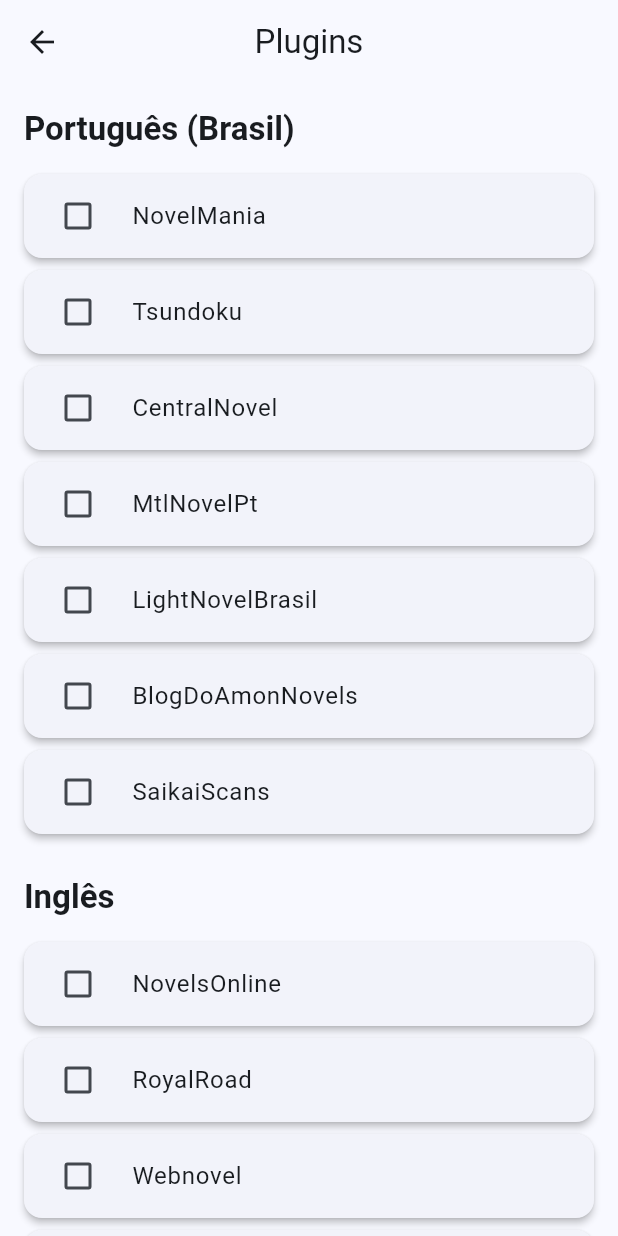
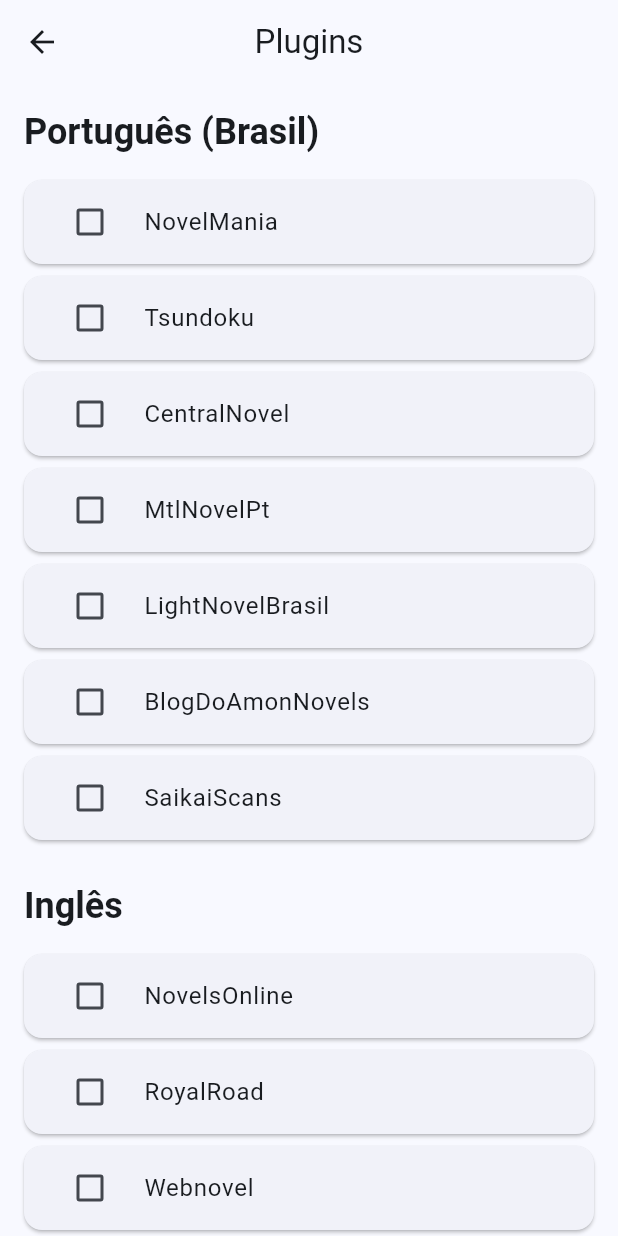
Before and after one commit to Luiz-eduardp/akashic_records, a Flutter app: the PluginsScreen screen opened by its route, on a phone screen of 412 x 824 dp. Run offline on Flutter 3.47's test engine with Material 3 defaults, Android fonts, the phone set to English and light mode, and no system bars; our stand-ins replace cached_network_image, cookie_jar, dio, flutter_colorpicker, flutter_html, flutter_markdown and 5 more; accounts and stored records are empty; network calls fail.

Commit message:
refactor(plugins): improve plugins screen UI
- Added SafeArea widget
- Updated plugin card style
- Improved checkbox styling
- Used theme colors consistently
- Minor text adjustments

```diff
--- a/lib/screens/plugins/plugins_screen.dart
+++ b/lib/screens/plugins/plugins_screen.dart
@@ -38,7 +38,8 @@ class _PluginsScreenState extends State<PluginsScreen> {
 
     return Scaffold(
       appBar: AppBar(title: Text('Plugins'.translate), centerTitle: true),
-      body: SingleChildScrollView(
+      body: SafeArea(
+        child: SingleChildScrollView(
           padding: const EdgeInsets.all(16.0),
           child: Column(
             crossAxisAlignment: CrossAxisAlignment.start,
@@ -71,6 +72,7 @@ class _PluginsScreenState extends State<PluginsScreen> {
             ],
           ),
         ),
+      ),
     );
   }
 
@@ -87,17 +89,27 @@ class _PluginsScreenState extends State<PluginsScreen> {
       children: [
         Text(
           title,
-          style: theme.textTheme.titleLarge?.copyWith(
+          style: theme.textTheme.headlineSmall?.copyWith(
             fontWeight: FontWeight.bold,
+            color: theme.colorScheme.onSurface,
           ),
         ),
         const SizedBox(height: 12),
         ...plugins.map((plugin) {
           return Card(
-            elevation: 2,
+            elevation: 1,
+            surfaceTintColor: theme.colorScheme.surfaceVariant,
             margin: const EdgeInsets.symmetric(vertical: 4.0),
+            shape: RoundedRectangleBorder(
+              borderRadius: BorderRadius.circular(12.0),
+            ),
+            child: Padding(
+              padding: const EdgeInsets.symmetric(horizontal: 8.0),
               child: CheckboxListTile(
-              title: Text(plugin),
+                title: Text(
+                  plugin,
+                  style: TextStyle(color: theme.colorScheme.onSurface),
+                ),
                 value: selectedPlugins.contains(plugin),
                 onChanged: (bool? newValue) {
                   if (newValue != null) {
@@ -111,8 +123,12 @@ class _PluginsScreenState extends State<PluginsScreen> {
                   }
                 },
                 controlAffinity: ListTileControlAffinity.leading,
-              activeColor: theme.colorScheme.secondary,
+                activeColor: theme.colorScheme.primary,
                 contentPadding: const EdgeInsets.symmetric(horizontal: 16),
+                shape: RoundedRectangleBorder(
+                  borderRadius: BorderRadius.circular(8.0),
+                ),
+              ),
             ),
           );
         }),
@@ -129,6 +145,7 @@ class _PluginsScreenState extends State<PluginsScreen> {
           'Não encontrou o que procurava?'.translate,
           style: theme.textTheme.titleMedium?.copyWith(
             fontWeight: FontWeight.bold,
+            color: theme.colorScheme.onSurface,
           ),
         ),
         const SizedBox(height: 8),
@@ -149,7 +166,9 @@ class _PluginsScreenState extends State<PluginsScreen> {
         Text(
           'Clique no link acima para abrir uma solicitação no GitHub.'
               .translate,
-          style: theme.textTheme.bodySmall?.copyWith(color: theme.hintColor),
+          style: theme.textTheme.bodySmall?.copyWith(
+            color: theme.colorScheme.onSurfaceVariant,
+          ),
         ),
       ],
     );
```
Lines whose indentation alone changed are shown as unchanged.
